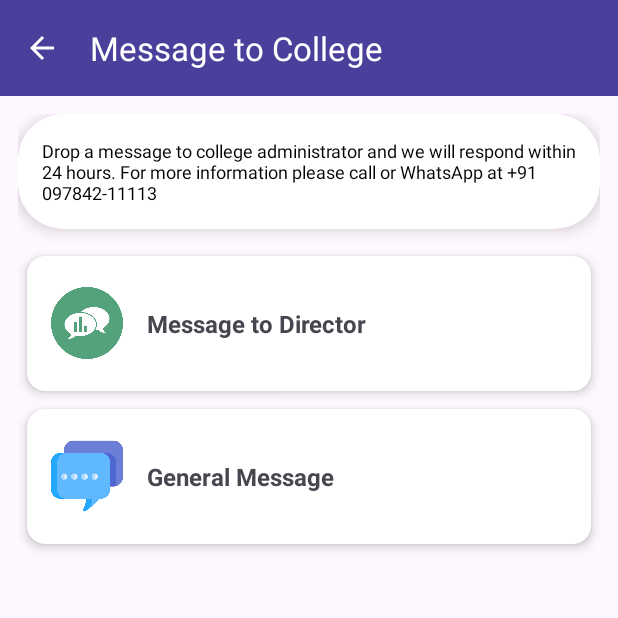
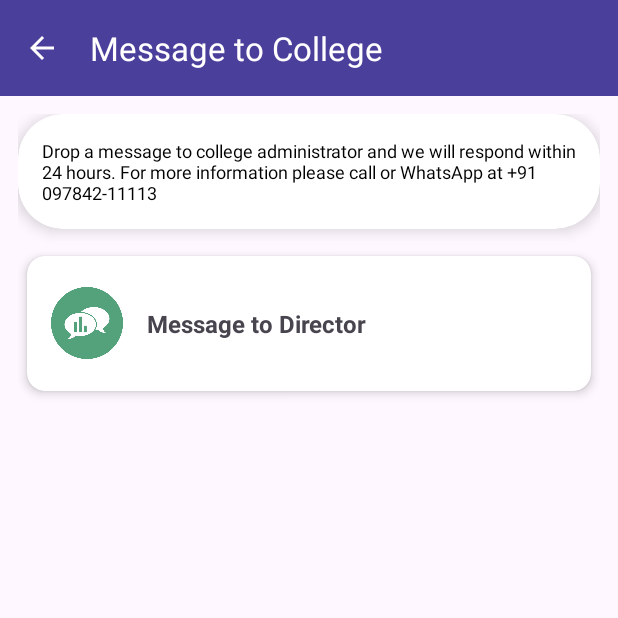
Before and after one commit to priya99299/Lucky-clone, an Android app: the MsgfromClg screen opened directly, with no data from a screen before it, on a phone screen of 412 x 824 dp, the top half of it. Run offline under Robolectric (Android 15) with nearby library versions, the phone set to English and light mode, and no system bars.

Commit message:
message module completed

```diff
--- a/app/src/main/java/firstapp/example/lipsclone/Msgfromclg/MsgfromClg.java
+++ b/app/src/main/java/firstapp/example/lipsclone/Msgfromclg/MsgfromClg.java
@@ -50,7 +50,7 @@ public class MsgfromClg extends AppCompatActivity {
 
         LinearLayout infoCard,Director;
         Director = findViewById(R.id.Director);
-        infoCard = findViewById(R.id.Gerneral);
+//        infoCard = findViewById(R.id.Gerneral);
 
 
         Director.setOnClickListener(new View.OnClickListener() {
@@ -63,15 +63,15 @@ public class MsgfromClg extends AppCompatActivity {
             }
         });
 
-        infoCard.setOnClickListener(new View.OnClickListener() {
-            @Override
-            public void onClick(View v) {
-                Intent GernalMsg= new Intent(MsgfromClg.this, GenralMSG.class);
-                GernalMsg.putExtra("s_id", s_id);
-                GernalMsg.putExtra("session", sessionId);
-                startActivity(GernalMsg);
-            }
-        });
+//        infoCard.setOnClickListener(new View.OnClickListener() {
+//            @Override
+//            public void onClick(View v) {
+//                Intent GernalMsg= new Intent(MsgfromClg.this, GenralMSG.class);
+//                GernalMsg.putExtra("s_id", s_id);
+//                GernalMsg.putExtra("session", sessionId);
+//                startActivity(GernalMsg);
+//            }
+//        });
 
 
 
--- a/app/src/main/java/firstapp/example/lipsclone/api/Models/Messages/MsgToAllRequest.java
+++ b/app/src/main/java/firstapp/example/lipsclone/api/Models/Messages/MsgToAllRequest.java
@@ -3,7 +3,7 @@ package firstapp.example.lipsclone.api.Models.Messages;
 
 public class MsgToAllRequest {
     private String action= "api";
-    private String page="msg_toall";
+    private String page="msg_director";
     private String s_id;
     private String session;
     private String college;
--- a/app/src/main/res/layout/activity_lecture_wise_attendence.xml
+++ b/app/src/main/res/layout/activity_lecture_wise_attendence.xml
@@ -107,7 +107,7 @@
                 android:layout_height="wrap_content"
                 android:layout_gravity="end"
                 android:layout_marginTop="16dp"
-                android:text="GO ->"
+                android:text="GO "
                 android:backgroundTint="#5E35B1"
                 android:textSize="13sp"
                 android:textColor="@android:color/white" />
--- a/app/src/main/res/layout/activity_msgfrom_clg.xml
+++ b/app/src/main/res/layout/activity_msgfrom_clg.xml
@@ -96,40 +96,40 @@
             </androidx.cardview.widget.CardView>
 
             <!-- General Message Card -->
-            <androidx.cardview.widget.CardView
+<!--            <androidx.cardview.widget.CardView-->
 
-                android:layout_width="match_parent"
-                android:layout_height="90dp"
-                app:cardCornerRadius="12dp"
-                android:layout_margin="6dp"
-                android:layout_marginEnd="4dp"
-                android:layout_marginStart="4dp"
+<!--                android:layout_width="match_parent"-->
+<!--                android:layout_height="90dp"-->
+<!--                app:cardCornerRadius="12dp"-->
+<!--                android:layout_margin="6dp"-->
+<!--                android:layout_marginEnd="4dp"-->
+<!--                android:layout_marginStart="4dp"-->
 
-                app:cardElevation="4dp">
+<!--                app:cardElevation="4dp">-->
 
-                <LinearLayout
-                    android:id="@+id/Gerneral"
-                    android:layout_width="match_parent"
-                    android:layout_height="match_parent"
-                    android:orientation="horizontal"
-                    android:gravity="center_vertical"
+<!--                <LinearLayout-->
+<!--                    android:id="@+id/Gerneral"-->
+<!--                    android:layout_width="match_parent"-->
+<!--                    android:layout_height="match_parent"-->
+<!--                    android:orientation="horizontal"-->
+<!--                    android:gravity="center_vertical"-->
 
-                    android:padding="16dp">
+<!--                    android:padding="16dp">-->
 
-                    <ImageView
-                        android:layout_width="48dp"
-                        android:layout_height="48dp"
-                        android:src="@drawable/genralmsg" />
+<!--                    <ImageView-->
+<!--                        android:layout_width="48dp"-->
+<!--                        android:layout_height="48dp"-->
+<!--                        android:src="@drawable/genralmsg" />-->
 
-                    <TextView
-                        android:layout_width="wrap_content"
-                        android:layout_height="wrap_content"
-                        android:text="General Message"
-                        android:textSize="16sp"
-                        android:textStyle="bold"
-                        android:layout_marginStart="16dp" />
-                </LinearLayout>
-            </androidx.cardview.widget.CardView>
+<!--                    <TextView-->
+<!--                        android:layout_width="wrap_content"-->
+<!--                        android:layout_height="wrap_content"-->
+<!--                        android:text="General Message"-->
+<!--                        android:textSize="16sp"-->
+<!--                        android:textStyle="bold"-->
+<!--                        android:layout_marginStart="16dp" />-->
+<!--                </LinearLayout>-->
+<!--            </androidx.cardview.widget.CardView>-->
 
         </LinearLayout>
     </ScrollView>
```
Also changed, not shown: app/src/main/java/firstapp/example/lipsclone/Msgfromclg/DirectorMsg.java (+33 -18 lines), app/src/main/res/layout/attendance_table_header.xml (+23 -8 lines).
